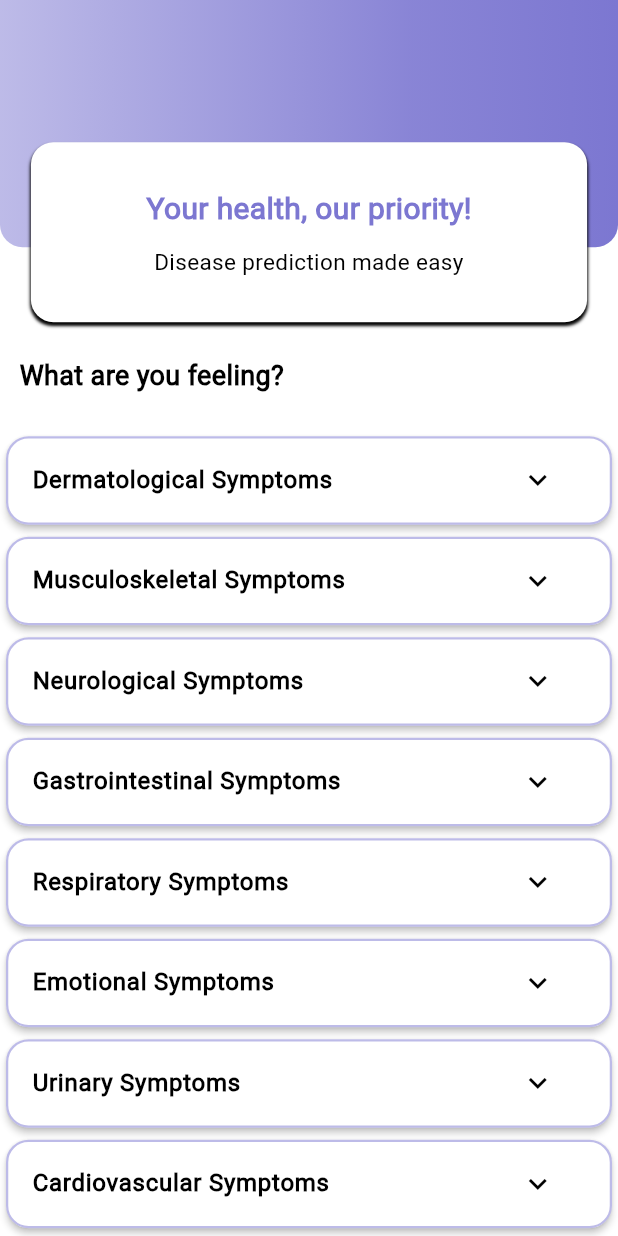
After one commit to Healtha-App/Healtha-App, a Flutter app: the Disease2 screen opened directly, on a phone screen of 412 x 824 dp. The commit adds this screen. Run offline on Flutter 3.47's test engine with Material 3 defaults, Android fonts, the phone set to English and light mode, and no system bars; our stand-ins replace animated_splash_screen, animated_text_kit, bloc, carousel_slider, file_picker, flutter_bloc and 11 more; accounts and stored records are empty; network calls fail.

Commit message:
Another updates

```diff
--- a/App/healtha/lib/main.dart
+++ b/App/healtha/lib/main.dart
@@ -1,6 +1,9 @@
 import 'package:flutter/material.dart';
 import 'package:flutter_localizations/flutter_localizations.dart';
 import 'package:healtha/localization/generated/l10n.dart';
+import 'package:healtha/screens/doctor/doc_signUp.dart';
+import 'package:healtha/screens/general/home/home_screen.dart';
+import 'package:healtha/screens/patient/register_login/log_in.dart';
 import 'package:healtha/screens/patient/register_login/sign_up.dart';
 import 'package:healtha/themes/light.dart';
 import 'package:flutter_bloc/flutter_bloc.dart';
@@ -35,7 +38,7 @@ class MyApp extends StatelessWidget {
               debugShowCheckedModeBanner: false,
               supportedLocales: S.delegate.supportedLocales,
               theme: (state is ThemeLight) ? darkTheme : lightTheme,
-              home: SignUp(),
+              home: Login(),
             ),
           );
         },
--- a/App/healtha/lib/screens/general/home/homeSlider/ACE.dart
+++ b/App/healtha/lib/screens/general/home/homeSlider/ACE.dart
@@ -48,10 +48,10 @@ class ACE extends StatelessWidget {
         'http://ec2-18-117-114-121.us-east-2.compute.amazonaws.com:4000/api/healtha/lab-tests'));
     if (response.statusCode == 200) {
       List<dynamic> labTests = jsonDecode(response.body);
-      if (labTests.isNotEmpty && labTests.length >= 6) {
+      if (labTests.isNotEmpty && labTests.length >= 9) {
         // Check if there are at least 3 lab tests
         Map<String, dynamic> sixLabTest =
-            labTests[5]; // Accessing the third lab test using index 2
+        labTests[10]; // Accessing the third lab test using index 2
         String name = sixLabTest['name'];
         List<dynamic> sections = sixLabTest['sections'];
         List<Section> parsedSections = sections.map((section) {
--- a/App/healtha/lib/screens/general/home/homeSlider/Lipid-Panel.dart
+++ b/App/healtha/lib/screens/general/home/homeSlider/Lipid-Panel.dart
@@ -48,10 +48,10 @@ class LipidPanel extends StatelessWidget {
         'http://ec2-18-117-114-121.us-east-2.compute.amazonaws.com:4000/api/healtha/lab-tests'));
     if (response.statusCode == 200) {
       List<dynamic> labTests = jsonDecode(response.body);
-      if (labTests.isNotEmpty && labTests.length >= 5) {
+      if (labTests.isNotEmpty && labTests.length >= 3) {
         // Check if there are at least 3 lab tests
         Map<String, dynamic> fifthLabTest =
-            labTests[4]; // Accessing the third lab test using index 2
+        labTests[2]; // Accessing the third lab test using index 2
         String name = fifthLabTest['name'];
         List<dynamic> sections = fifthLabTest['sections'];
         List<Section> parsedSections = sections.map((section) {
--- a/App/healtha/lib/screens/general/home/homeSlider/Thyroid -function.dart
+++ b/App/healtha/lib/screens/general/home/homeSlider/Thyroid -function.dart
@@ -48,10 +48,10 @@ class Thyroid extends StatelessWidget {
         'http://ec2-18-117-114-121.us-east-2.compute.amazonaws.com:4000/api/healtha/lab-tests'));
     if (response.statusCode == 200) {
       List<dynamic> labTests = jsonDecode(response.body);
-      if (labTests.isNotEmpty && labTests.length >= 2) {
+      if (labTests.isNotEmpty && labTests.length >= 3) {
         // Check if there are at least 3 lab tests
         Map<String, dynamic> secondLabTest =
-            labTests[1]; // Accessing the third lab test using index 2
+        labTests[4]; // Accessing the third lab test using index 2
         String name = secondLabTest['name'];
         List<dynamic> sections = secondLabTest['sections'];
         List<Section> parsedSections = sections.map((section) {
--- a/App/healtha/lib/screens/general/home/homeSlider/Urinalysis.dart
+++ b/App/healtha/lib/screens/general/home/homeSlider/Urinalysis.dart
@@ -48,10 +48,10 @@ class Urinalysis extends StatelessWidget {
         'http://ec2-18-117-114-121.us-east-2.compute.amazonaws.com:4000/api/healtha/lab-tests'));
     if (response.statusCode == 200) {
       List<dynamic> labTests = jsonDecode(response.body);
-      if (labTests.isNotEmpty && labTests.length >= 3) {
+      if (labTests.isNotEmpty && labTests.length >= 2) {
         // Check if there are at least 3 lab tests
         Map<String, dynamic> thirdLabTest =
-            labTests[2]; // Accessing the third lab test using index 2
+        labTests[1]; // Accessing the third lab test using index 2
         String name = thirdLabTest['name'];
         List<dynamic> sections = thirdLabTest['sections'];
         List<Section> parsedSections = sections.map((section) {
--- a/App/healtha/lib/screens/general/home/homeSlider/cbc.dart
+++ b/App/healtha/lib/screens/general/home/homeSlider/cbc.dart
@@ -48,10 +48,12 @@ class CBC extends StatelessWidget {
         'http://ec2-18-117-114-121.us-east-2.compute.amazonaws.com.com:4000/api/healtha/lab-tests'));
     if (response.statusCode == 200) {
       List<dynamic> labTests = jsonDecode(response.body);
-      if (labTests.isNotEmpty) {
-        Map<String, dynamic> firstLabTest = labTests.first;
-        String name = firstLabTest['name'];
-        List<dynamic> sections = firstLabTest['sections'];
+      if (labTests.isNotEmpty && labTests.length >= 1) {
+        // Check if there are at least 3 lab tests
+        Map<String, dynamic> thirdLabTest =
+        labTests[0]; // Accessing the third lab test using index 2
+        String name = thirdLabTest['name'];
+        List<dynamic> sections = thirdLabTest['sections'];
         List<Section> parsedSections = sections.map((section) {
           return Section(
             title: section['title'],
@@ -60,7 +62,7 @@ class CBC extends StatelessWidget {
         }).toList();
         return LabTest(name: name, sections: parsedSections);
       } else {
-        throw Exception('No lab tests found');
+        throw Exception('Not enough lab tests found');
       }
     } else {
       throw Exception('Failed to load lab tests');
--- a/App/healtha/lib/screens/general/navigation/navigation.dart
+++ b/App/healtha/lib/screens/general/navigation/navigation.dart
@@ -98,7 +98,7 @@ class _NavbarState extends State<Navbar> {
                                 : Colors.grey,
                           ),
                           Text(
-                            S.of(context).Chatting,
+                            "Chat",
                             style: TextStyle(
                               color: currentTap == 1
                                   ? const Color(0xff7c77d1)
--- a/App/healtha/lib/screens/general/start/option.dart
+++ b/App/healtha/lib/screens/general/start/option.dart
@@ -312,6 +312,7 @@ class _OptionState extends State<option> with SingleTickerProviderStateMixin {
               ),
             ),
           ),
+
           Positioned(
             top: MediaQuery.of(context).size.height *
                 0.02, // Adjust position based on screen size
--- a/App/healtha/lib/screens/patient/chatbot/chat_screen.dart
+++ b/App/healtha/lib/screens/patient/chatbot/chat_screen.dart
@@ -7,7 +7,7 @@ import 'package:healtha/localization/generated/l10n.dart';
 
 class APIKey {
   static const apiKey =
-      "sk-proj-JOtmcvMORhHhM1ScZPWeT3BlbkFJb6epQt2n2iDZRYf7PjU0";
+      "sk-proj-ECNUyQIAPyHkUI3EBao8T3BlbkFJAwvLMBgi6gsE8upxBmmD";
 }
 
 class ChatScreen extends StatefulWidget {
--- a/App/healtha/lib/screens/patient/notification/notification_center.dart
+++ b/App/healtha/lib/screens/patient/notification/notification_center.dart
@@ -41,7 +41,7 @@ class _NotificationCenterState extends State<NotificationCenter> {
   Future<void> _fetchReports() async {
     try {
       final response = await http.get(Uri.parse(
-          'http://ec2-18-117-114-121.us-east-2.compute.amazonaws.com:4000/api/healtha/reports?confirmed=false'));
+          'http://ec2-18-117-114-121.us-east-2.compute.amazonaws.com:4000/api/healtha/reports?confirmed=true'));
       if (response.statusCode == 200) {
         List<dynamic> reports = json.decode(response.body);
         setState(() {
@@ -68,7 +68,7 @@ class _NotificationCenterState extends State<NotificationCenter> {
           DateFormat('yyyy-MM-dd').format(now)) {
         _todayReports.add(report);
       } else if (reportDate
-              .isAfter(now.subtract(Duration(days: now.weekday))) &&
+          .isAfter(now.subtract(Duration(days: now.weekday))) &&
           reportDate.isBefore(now.add(Duration(days: 7 - now.weekday)))) {
         _thisWeekReports.add(report);
       } else {
@@ -132,7 +132,7 @@ class _NotificationCenterState extends State<NotificationCenter> {
                       style: TextStyle(
                         fontSize: 25,
                         fontWeight: FontWeight.bold,
-                          color: Theme.of(context).colorScheme.onPrimary,
+                        color: Theme.of(context).colorScheme.onPrimary,
 
                       ),
                     ),
--- /dev/null
+++ b/App/healtha/lib/screens/patient/prediction/local_prediction.dart
@@ -0,0 +1,442 @@
+import 'package:flutter/material.dart';
+import 'package:healtha/localization/generated/l10n.dart';
+import 'package:healtha/variables.dart';
+
+class Disease2 extends StatefulWidget {
+  const Disease2({Key? key}) : super(key: key);
+
+  @override
+  State<Disease2> createState() => _Disease2State();
+}
+
+class _Disease2State extends State<Disease2> {
+  static Color myPurple = const Color(0xff7c77d1);
+
+  bool isExpanded = false;
+  String predictedDisease = 'Predicted Disease';
+  bool buttonPressed = false;
+
+  Map<String, List<String>> symptomsCategories = {
+    'Dermatological Symptoms': [
+      "itching",
+      "skin_rash",
+      "nodal_skin_eruptions",
+      "patches_in_throat",
+      "sweating",
+      "dehydration",
+      "yellowish_skin",
+      "bruising",
+      "drying_and_tingling_lips",
+      "toxic_look_typhos",
+      "red_spots_over_body",
+      "dischromic_patches",
+      "pus_filled_pimples",
+      "blackheads",
+      "skin_peeling",
+      "silver_like_dusting",
+      "blister",
+      "red_sore_around_nose",
+      "yellow_crust_ooze",
+    ],
+    'Musculoskeletal Symptoms': [
+      "inflammatory_nails",
+      "small_dents_in_nails",
+      "scurring",
+      "painful_walking",
+      "prominent_veins_on_calf",
+      "muscle_pain",
+      "movement_stiffness",
+      "swelling_joints",
+      "stiff_neck",
+      "muscle_weakness",
+      "hip_joint_pain",
+      "knee_pain",
+      "swollen_extremities",
+      "brittle_nails",
+      "neck_pain",
+      "weakness_in_limbs",
+      "back_pain",
+      "cold_hands_and_feets",
+      "muscle_wasting",
+      "joint_pain",
+      "swollen_legs",
+      "diarrhea"
+    ],
+    'Neurological Symptoms': [
+      "chills",
+      "shivering",
+      "headache",
+      "dizziness",
+      "cramps",
+      "slurred_speech",
+      "loss_of_balance",
+      "unsteadiness",
+      "weakness_of_one_body_side",
+      "altered_sensorium",
+      "coma",
+    ],
+    'Gastrointestinal Symptoms': [
+      "acidity",
+      "ulcers_on_tongue",
+      "vomiting",
+      "indigestion",
+      "nausea",
+      "constipation",
+      "abdominal_pain",
+      "diarrhoea",
+      "swelling_of_stomach",
+      "pain_during_bowel_movements",
+      "pain_in_anal_region",
+      "bloody_stool",
+      "irritation_in_anus",
+      "passage_of_gases",
+      "belly_pain",
+      "abnormal_menstruation",
+      "stomach_bleeding",
+      "distention_of_abdomen",
+      "stomach_pain",
+    ],
+    'Respiratory Symptoms': [
+      "continuous_sneezing",
+      "cough",
+      "breathlessness",
+      "phlegm",
+      "throat_irritation",
+      "redness_of_eyes",
+      "sinus_pressure",
+      "runny_nose",
+      "congestion",
+      "mucoid_sputum",
+      "rusty_sputum",
+      "blood_in_sputum",
+    ],
+    'Emotional Symptoms': [
+      "lack_of_concentration",
+      "irritability",
+      "depression",
+      "lethargy",
+      "restlessness",
+      "mood_swings",
+      "anxiety",
+    ],
+    'Urinary Symptoms': [
+      "burning_micturition",
+      "spotting_urination",
+      "dark_urine",
+      "yellow_urine",
+      "bladder_discomfort",
+      "foul_smell_of_urine",
+      "continuous_feel_of_urine",
+      "polyuria",
+    ],
+    'Cardiovascular Symptoms': [
+      "palpitations",
+      "enlarged_thyroid",
+      "swollen_blood_vessels",
+      "fast_heart_rate",
+      "chest_pain",
+      "swelled_lymph_nodes",
+    ],
+    'Physical Symptoms': [
+      "fatigue",
+      "weight_gain",
+      "weight_loss",
+      "irregular_sugar_level",
+      "high_fever",
+      "sunken_eyes",
+      "loss_of_appetite",
+      "mild_fever",
+      "yellowing_of_eyes",
+      "acute_liver_failure",
+      "fluid_overload",
+      "malaise",
+      "obesity",
+      "puffy_face_and_eyes",
+      "extra_marital_contacts",
+      "spinning_movements",
+      "internal_itching",
+      "watering_from_eyes",
+      "family_history",
+      "history_of_alcohol_consumption",
+      "receiving_unsterile_injections",
+      "receiving_blood_transfusion",
+    ],
+    'Sensory Symptoms': [
+      "pain_behind_the_eyes",
+      "blurred_and_distorted_vision",
+      "excessive_hunger",
+      "loss_of_smell",
+      "increased_appetite",
+      "visual_disturbances",
+    ],
+  };
+
+  List<String> selectedSymptoms = [];
+  Map<String, bool> categoryVisibility = {};
+
+  void toggleCategoryVisibility(String category) {
+    setState(() {
+      categoryVisibility[category] = !(categoryVisibility[category] ?? false);
+    });
+  }
+
+  bool isCategoryVisible(String category) {
+    return categoryVisibility[category] ?? false;
+  }
+
+  void _toggleSymptom(String symptom) {
+    setState(() {
+      if (selectedSymptoms.contains(symptom)) {
+        selectedSymptoms.remove(symptom);
+      } else {
+        selectedSymptoms.add(symptom);
+      }
+    });
+  }
+
+  bool _isSymptomSelected(String symptom) {
+    return selectedSymptoms.contains(symptom);
+  }
+
+  List<int> _generateSymptomInput() {
+    List<int> inputDataForModel = List.filled(132, 0);
+    symptomsCategories.values.expand((symptoms) => symptoms).forEach((symptom) {
+      int index = symptomsMapping[symptom] ?? -1;
+      if (index != -1 && selectedSymptoms.contains(symptom)) {
+        inputDataForModel[index] = 1;
+      }
+    });
+    return inputDataForModel;
+  }
+
+  static Map<int, String> disease_mapping = {
+    0: "Paroxysmal Positional Vertigo", 1: "AIDS", 2: "Acne",
+    3: "Alcoholic hepatitis", 4: "Allergy", 5: "Arthritis",
+    6: "Bronchial Asthma", 7: "Cervical spondylosis", 8: "Chickenpox",
+    9: "Chronic cholestasis", 10: "Common Cold", 11: "Dengue",
+    12: "Diabetes", 13: "Dimorphic hemorrhoids (piles)", 14: "Drug Reaction",
+    15: "Fungal infection", 16: "GERD (Gastroesophageal Reflux Disease)",
+    17: "Gastroenteritis", 18: "Heart attack", 19: "Hepatitis B",
+    20: "Hepatitis C", 21: "Hepatitis D", 22: "Hepatitis E",
+    23: "Hypertension", 24: "Hyperthyroidism", 25: "Hypoglycemia",
+    26: "Hypothyroidism", 27: "Impetigo", 28: "Jaundice",
+    29: "Malaria", 30: "Migraine", 31: "Osteoarthritis",
+    32: "Paralysis (brain hemorrhage)", 33: "Peptic ulcer disease",
+    34: "Pneumonia", 35: "Psoriasis", 36: "Tuberculosis",
+    37: "Typhoid", 38: "Urinary tract infection", 39: "Varicose veins",
+    40: "Hepatitis A"
+  };
+
+  Map<String, int> symptomsMapping = {
+    "itching": 0, "skin_rash": 1, "nodal_skin_eruptions": 2,
+    "patches_in_throat": 3, "sweating": 4, "dehydration": 5,
+    "yellowish_skin": 6, "bruising": 7, "drying_and_tingling_lips": 8,
+    "toxic_look_(typhos)": 9, "red_spots_over_body": 10,
+    // ... Add all other symptoms here ...
+  };
+
+  void _predictDisease() {
+    List<int> inputData = _generateSymptomInput();
+    // Here you would call your local model with inputData
+    // For demonstration, let's assume a simple prediction based on the number of symptoms
+    int predictionIndex = inputData.where((element) => element == 1).length % 41;
+
+    setState(() {
+      predictedDisease = disease_mapping[predictionIndex] ?? "Unknown";
+      buttonPressed = true;
+    });
+  }
+
+  @override
+  Widget build(BuildContext context) {
+    return Scaffold(
+      body: SingleChildScrollView(
+        child: Column(
+          children: [
+            Stack(
+              clipBehavior: Clip.none,
+              children: [
+                Container(
+                  height: MediaQuery.of(context).size.height * 0.2,
+                  width: MediaQuery.of(context).size.width,
+                  decoration: BoxDecoration(
+                    gradient: LinearGradient(
+                      colors: [
+                        const Color(0xff7c77d1).withOpacity(0.5),
+                        const Color(0xff7c77d1).withOpacity(0.7),
+                        const Color(0xff7c77d1).withOpacity(0.9),
+                        const Color(0xff7c77d1),
+                      ],
+                      begin: Alignment.topLeft,
+                      end: Alignment.topRight,
+                    ),
+                    borderRadius: const BorderRadius.only(
+                      bottomLeft: Radius.circular(15),
+                      bottomRight: Radius.circular(15),
+                    ),
+                  ),
+                ),
+                Positioned(
+                  bottom: -50,
+                  left: MediaQuery.of(context).size.width * 0.05,
+                  right: MediaQuery.of(context).size.width * 0.05,
+                  child: Container(
+                    padding: const EdgeInsets.all(20),
+                    width: MediaQuery.of(context).size.width * 0.9,
+                    height: 120,
+                    decoration: BoxDecoration(
+                      color: Theme.of(context).colorScheme.surface,
+                      borderRadius: BorderRadius.circular(15),
+                      boxShadow: [
+                        BoxShadow(
+                          offset: const Offset(0.0, 2.0),
+                          blurRadius: 1.0,
+                          spreadRadius: 0.0,
+                        ),
+                      ],
+                    ),
+                    child: Column(
+                      crossAxisAlignment: CrossAxisAlignment.center,
+                      mainAxisAlignment: MainAxisAlignment.center,
+                      children: [
+                        Text(
+                          S.of(context).Your_health_our_priority,
+                          style: TextStyle(
+                            fontSize: 20,
+                            fontWeight: FontWeight.bold,
+                            color: myPurple,
+                          ),
+                        ),
+                        const SizedBox(height: 10),
+                        Text(
+                          S.of(context).Disease_prediction_made_easy,
+                          textAlign: TextAlign.center,
+                          style: TextStyle(
+                            fontSize: 15,
+                            color: Theme.of(context).colorScheme.onPrimary,
+                          ),
+                        ),
+                      ],
+                    ),
+                  ),
+                ),
+              ],
+            ),
+            const SizedBox(height: 60),
+            Padding(
+              padding: const EdgeInsets.all(13.0),
+              child: Row(
+                children: [
+                  Text(
+                    S.of(context).What_are_you_feeling,
+                    textAlign: TextAlign.start,
+                    style: TextStyle(
+                      fontSize: 18,
+                      fontWeight: FontWeight.w600,
+                      color: Theme.of(context).colorScheme.onPrimary,
+                    ),
+                  ),
+                ],
+              ),
+            ),
+            const SizedBox(height: 10),
+            ...symptomsCategories.keys.map((category) {
+              return Card(
+                color: Theme.of(context).colorScheme.surface,
+                elevation: 2,
+                shape: RoundedRectangleBorder(
+                  borderRadius: BorderRadius.circular(15),
+                ),
+                child: Container(
+                  decoration: BoxDecoration(
+                    border: Border.all(
+                      color: AppConfig.myPurple.withOpacity(0.5),
+                      width: 1.5,
+                    ),
+                    borderRadius: BorderRadius.circular(15),
+                  ),
+                  child: Column(
+                    children: [
+                      ListTile(
+                        title: Text(
+                          category,
+                          style: TextStyle(
+                            fontWeight: FontWeight.bold,
+                            color: Theme.of(context).colorScheme.onPrimary,
+                          ),
+                        ),
+                        trailing: IconButton(
+                          onPressed: () {
+                            toggleCategoryVisibility(category);
+                          },
+                          icon: Icon(
+                            isCategoryVisible(category)
+                                ? Icons.expand_less
+                                : Icons.expand_more,
+                            color: Theme.of(context).colorScheme.onPrimary,
+                          ),
+                        ),
+                      ),
+                      if (isCategoryVisible(category))
+                        Padding(
+                          padding: const EdgeInsets.all(8.0),
+                          child: Column(
+                            children: symptomsCategories[category]!.map((symptom) {
+                              return CheckboxListTile(
+                                title: Text(
+                                  symptom.replaceAll("_", " "),
+                                  style: TextStyle(
+                                    color: Theme.of(context).colorScheme.onPrimary,
+                                  ),
+                                ),
+                                value: _isSymptomSelected(symptom),
+                                onChanged: (_) {
+                                  _toggleSymptom(symptom);
+                                },
+                                checkColor: Theme.of(context).colorScheme.onPrimary,
+                              );
+                            }).toList(),
+                          ),
+                        ),
+                    ],
+                  ),
+                ),
+              );
+            }).toList(),
+            const SizedBox(height: 20),
+            ElevatedButton(
+              onPressed: _predictDisease,
+              style: ElevatedButton.styleFrom(
+                backgroundColor: myPurple,
+                padding: const EdgeInsets.symmetric(vertical: 15, horizontal: 30),
+                shape: RoundedRectangleBorder(
+                  borderRadius: BorderRadius.circular(20),
+                ),
+              ),
+              child: Text(
+                S.of(context).Predict_Disease,
+                style: const TextStyle(
+                  color: Colors.white,
+                  fontSize: 18,
+                ),
+              ),
+            ),
+            const SizedBox(height: 20),
+            if (buttonPressed)
+              Center(
+                child: Text(
+                  S.of(context).Predicted_Disease(predictedDisease),
+                  style: TextStyle(
+                    fontSize: 18,
+                    fontWeight: FontWeight.bold,
+                    color: Theme.of(context).colorScheme.onPrimary,
+                  ),
+                ),
+              ),
+            const SizedBox(height: 50),
+          ],
+        ),
+      ),
+    );
+  }
+}
```
Also changed, not shown: 1 other file. Lines whose indentation alone changed are shown as unchanged.
